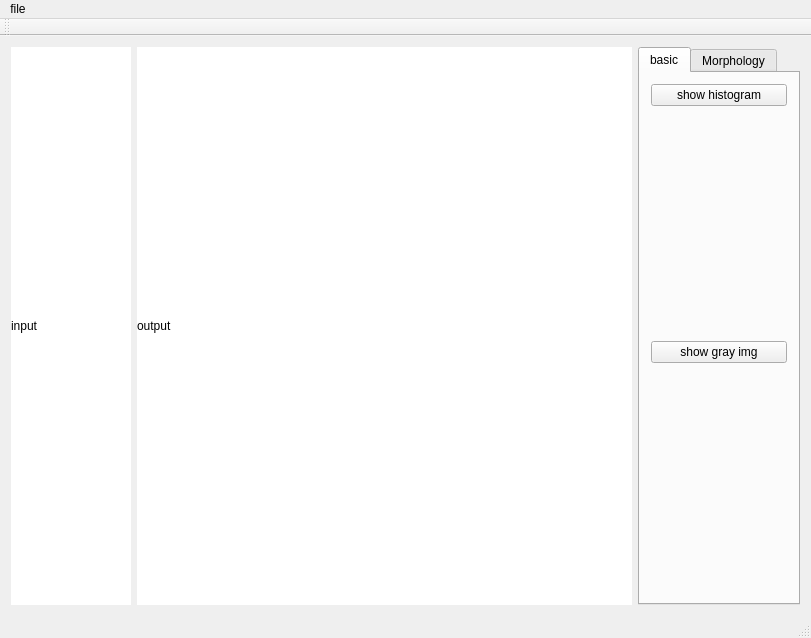
Old version of the form mainwindow.ui in the repository sukamay/dip_tool.
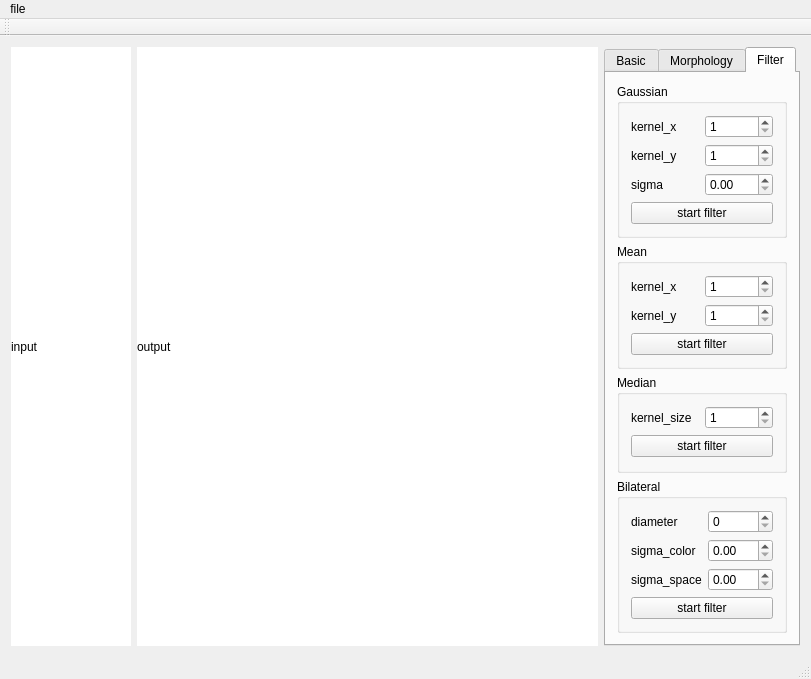
New version of the form.

Commit message: feat(filter):gaussian/mean/median/bilateral filter

Diff of the .ui file:
```diff
--- a/mainwindow.ui
+++ b/mainwindow.ui
@@ -65,7 +65,7 @@
        </sizepolicy>
       </property>
       <property name="currentIndex">
-       <number>0</number>
+       <number>2</number>
       </property>
       <widget class="QWidget" name="tab_2">
        <property name="sizePolicy">
@@ -75,7 +75,7 @@
         </sizepolicy>
        </property>
        <attribute name="title">
-        <string>basic</string>
+        <string>Basic</string>
        </attribute>
        <layout class="QVBoxLayout" name="verticalLayout">
         <item alignment="Qt::AlignTop">
@@ -185,6 +185,211 @@
         </item>
        </layout>
       </widget>
+      <widget class="QWidget" name="tab_3">
+       <attribute name="title">
+        <string>Filter</string>
+       </attribute>
+       <layout class="QVBoxLayout" name="verticalLayout_2">
+        <item>
+         <widget class="QGroupBox" name="groupBox_3">
+          <property name="title">
+           <string>Gaussian</string>
+          </property>
+          <layout class="QGridLayout" name="gridLayout_4">
+           <item row="0" column="0">
+            <widget class="QLabel" name="label_4">
+             <property name="text">
+              <string>kernel_x</string>
+             </property>
+            </widget>
+           </item>
+           <item row="0" column="1">
+            <widget class="QSpinBox" name="in_gaussian_filter_0">
+             <property name="minimum">
+              <number>1</number>
+             </property>
+             <property name="maximum">
+              <number>9999</number>
+             </property>
+             <property name="singleStep">
+              <number>2</number>
+             </property>
+            </widget>
+           </item>
+           <item row="1" column="0">
+            <widget class="QLabel" name="label_7">
+             <property name="text">
+              <string>kernel_y</string>
+             </property>
+            </widget>
+           </item>
+           <item row="1" column="1">
+            <widget class="QSpinBox" name="in_gaussian_filter_1">
+             <property name="minimum">
+              <number>1</number>
+             </property>
+             <property name="maximum">
+              <number>9999</number>
+             </property>
+             <property name="singleStep">
+              <number>2</number>
+             </property>
+            </widget>
+           </item>
+           <item row="2" column="0">
+            <widget class="QLabel" name="label_8">
+             <property name="text">
+              <string>sigma</string>
+             </property>
+            </widget>
+           </item>
+           <item row="2" column="1">
+            <widget class="QDoubleSpinBox" name="in_gaussian_filter_2"/>
+           </item>
+           <item row="3" column="0" colspan="2">
+            <widget class="QPushButton" name="pushButton_5">
+             <property name="text">
+              <string>start filter</string>
+             </property>
+            </widget>
+           </item>
+          </layout>
+         </widget>
+        </item>
+        <item alignment="Qt::AlignTop">
+         <widget class="QGroupBox" name="groupBox_4">
+          <property name="title">
+           <string>Mean</string>
+          </property>
+          <layout class="QGridLayout" name="gridLayout_5">
+           <item row="0" column="0">
+            <widget class="QLabel" name="label_9">
+             <property name="text">
+              <string>kernel_x</string>
+             </property>
+            </widget>
+           </item>
+           <item row="0" column="1">
+            <widget class="QSpinBox" name="in_mean_filter_0">
+             <property name="minimum">
+              <number>1</number>
+             </property>
+             <property name="maximum">
+              <number>9999</number>
+             </property>
+            </widget>
+           </item>
+           <item row="1" column="0">
+            <widget class="QLabel" name="label_10">
+             <property name="text">
+              <string>kernel_y</string>
+             </property>
+            </widget>
+           </item>
+           <item row="1" column="1">
+            <widget class="QSpinBox" name="in_mean_filter_1">
+             <property name="minimum">
+              <number>1</number>
+             </property>
+             <property name="maximum">
+              <number>9999</number>
+             </property>
+            </widget>
+           </item>
+           <item row="2" column="0" colspan="2">
+            <widget class="QPushButton" name="pushButton_6">
+             <property name="text">
+              <string>start filter</string>
+             </property>
+            </widget>
+           </item>
+          </layout>
+         </widget>
+        </item>
+        <item>
+         <widget class="QGroupBox" name="groupBox_5">
+          <property name="title">
+           <string>Median</string>
+          </property>
+          <layout class="QGridLayout" name="gridLayout_6">
+           <item row="0" column="0">
+            <widget class="QLabel" name="label_11">
+             <property name="text">
+              <string>kernel_size</string>
+             </property>
+            </widget>
+           </item>
+           <item row="0" column="1">
+            <widget class="QSpinBox" name="in_median_filter_0">
+             <property name="minimum">
+              <number>1</number>
+             </property>
+             <property name="maximum">
+              <number>9999</number>
+             </property>
+             <property name="singleStep">
+              <number>2</number>
+             </property>
+            </widget>
+           </item>
+           <item row="1" column="0" colspan="2">
+            <widget class="QPushButton" name="pushButton_7">
+             <property name="text">
+              <string>start filter</string>
+             </property>
+            </widget>
+           </item>
+          </layout>
+         </widget>
+        </item>
+        <item>
+         <widget class="QGroupBox" name="groupBox_6">
+          <property name="title">
+           <string>Bilateral</string>
+          </property>
+          <layout class="QGridLayout" name="gridLayout_7">
+           <item row="0" column="0">
+            <widget class="QLabel" name="label_12">
+             <property name="text">
+              <string>diameter</string>
+             </property>
+            </widget>
+           </item>
+           <item row="0" column="1">
+            <widget class="QSpinBox" name="in_bilateral_filter_0"/>
+           </item>
+           <item row="1" column="0">
+            <widget class="QLabel" name="label_13">
+             <property name="text">
+              <string>sigma_color</string>
+             </property>
+            </widget>
+           </item>
+           <item row="1" column="1">
+            <widget class="QDoubleSpinBox" name="in_bilateral_filter_1"/>
+           </item>
+           <item row="2" column="0">
+            <widget class="QLabel" name="label_14">
+             <property name="text">
+              <string>sigma_space</string>
+             </property>
+            </widget>
+           </item>
+           <item row="2" column="1">
+            <widget class="QDoubleSpinBox" name="in_bilateral_filter_2"/>
+           </item>
+           <item row="3" column="0" colspan="2">
+            <widget class="QPushButton" name="pushButton_8">
+             <property name="text">
+              <string>start filter</string>
+             </property>
+            </widget>
+           </item>
+          </layout>
+         </widget>
+        </item>
+       </layout>
+      </widget>
      </widget>
     </item>
    </layout>
```
Left out of the diff: 32 changed lines with no effect on the pictures. The commit also changes 6 other files.
